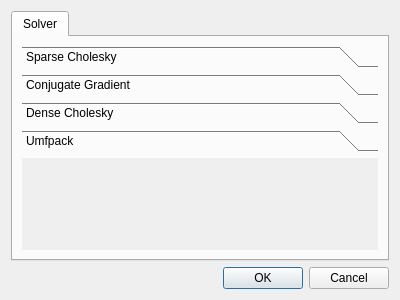
The window that gui/ui/AnalysisDialog.ui (ruimaciel/femp) describes before a commit, drawn with Qt 5.
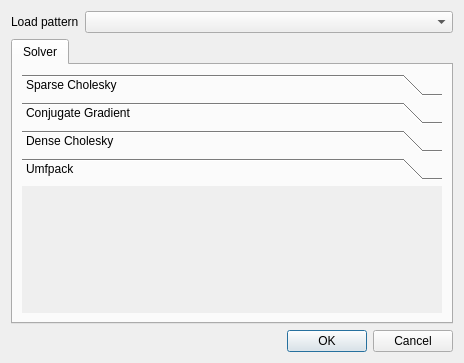
The same window after the commit.

Diff of the .ui file:
```diff
--- a/gui/ui/AnalysisDialog.ui
+++ b/gui/ui/AnalysisDialog.ui
@@ -6,8 +6,8 @@
    <rect>
     <x>0</x>
     <y>0</y>
-    <width>400</width>
-    <height>300</height>
+    <width>464</width>
+    <height>363</height>
    </rect>
   </property>
   <property name="windowTitle">
@@ -17,6 +17,26 @@
    <bool>false</bool>
   </property>
   <layout class="QVBoxLayout" name="verticalLayout_3">
+   <item>
+    <layout class="QHBoxLayout" name="horizontalLayout">
+     <item>
+      <widget class="QLabel" name="labelLoadPattern">
+       <property name="sizePolicy">
+        <sizepolicy hsizetype="Maximum" vsizetype="Preferred">
+         <horstretch>0</horstretch>
+         <verstretch>0</verstretch>
+        </sizepolicy>
+       </property>
+       <property name="text">
+        <string>Load pattern</string>
+       </property>
+      </widget>
+     </item>
+     <item>
+      <widget class="QComboBox" name="comboBoxLoadPattern"/>
+     </item>
+    </layout>
+   </item>
    <item>
     <widget class="QTabWidget" name="tabWidget">
      <property name="currentIndex">
@@ -119,6 +139,14 @@
           </attribute>
          </widget>
          <widget class="QWidget" name="pageUmfpack">
+          <property name="geometry">
+           <rect>
+            <x>0</x>
+            <y>0</y>
+            <width>430</width>
+            <height>146</height>
+           </rect>
+          </property>
           <attribute name="label">
            <string>Umfpack</string>
           </attribute>
```
Left out of the diff: 12 changed lines with no effect on the pictures.
